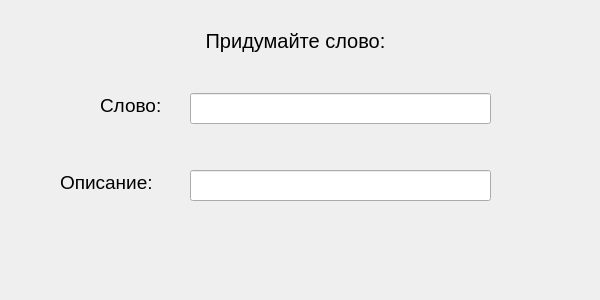
First picture: the form in windows/word.ui, repository IEgor83/PyQt-game-the-gallows, before the edit.
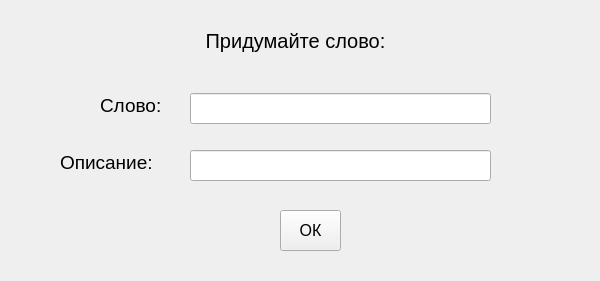
Second picture: the form after the edit.

Diff of the .ui file:
```diff
--- a/windows/word.ui
+++ b/windows/word.ui
@@ -7,7 +7,7 @@
     <x>0</x>
     <y>0</y>
     <width>600</width>
-    <height>300</height>
+    <height>281</height>
    </rect>
   </property>
   <property name="windowTitle">
@@ -71,7 +71,7 @@
    <property name="geometry">
     <rect>
      <x>190</x>
-     <y>170</y>
+     <y>150</y>
      <width>301</width>
      <height>31</height>
     </rect>
@@ -86,7 +86,7 @@
    <property name="geometry">
     <rect>
      <x>60</x>
-     <y>167</y>
+     <y>147</y>
      <width>111</width>
      <height>31</height>
     </rect>
@@ -100,6 +100,24 @@
     <string>Описание:</string>
    </property>
   </widget>
+  <widget class="QPushButton" name="pushButton">
+   <property name="geometry">
+    <rect>
+     <x>280</x>
+     <y>210</y>
+     <width>61</width>
+     <height>41</height>
+    </rect>
+   </property>
+   <property name="font">
+    <font>
+     <pointsize>12</pointsize>
+    </font>
+   </property>
+   <property name="text">
+    <string>ОК</string>
+   </property>
+  </widget>
  </widget>
  <resources/>
  <connections/>
```
